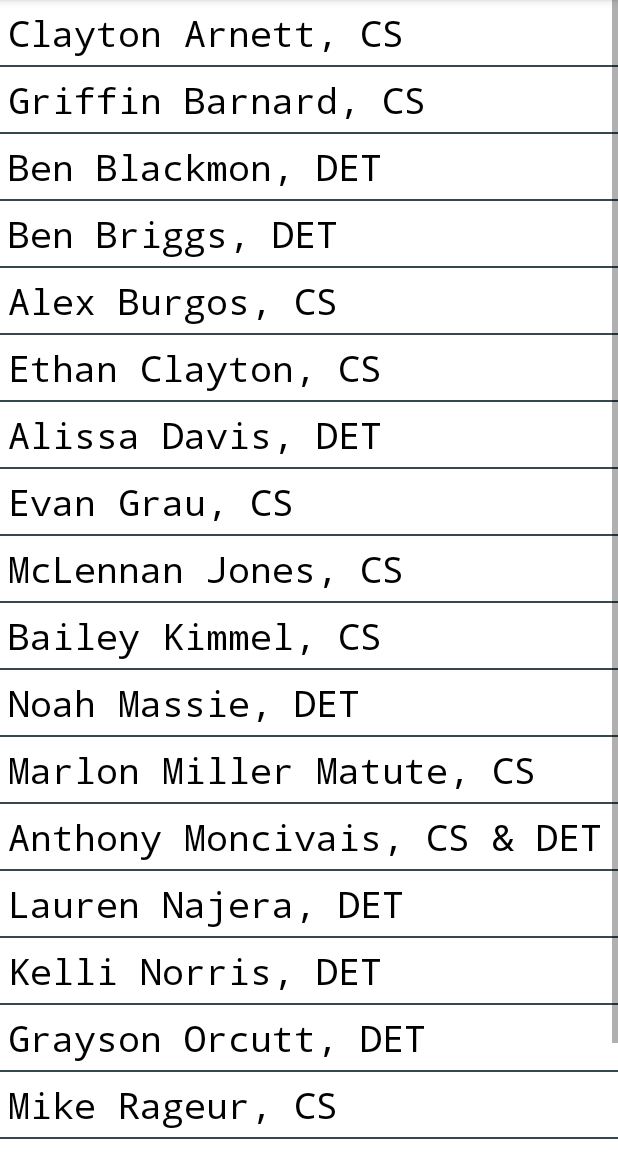
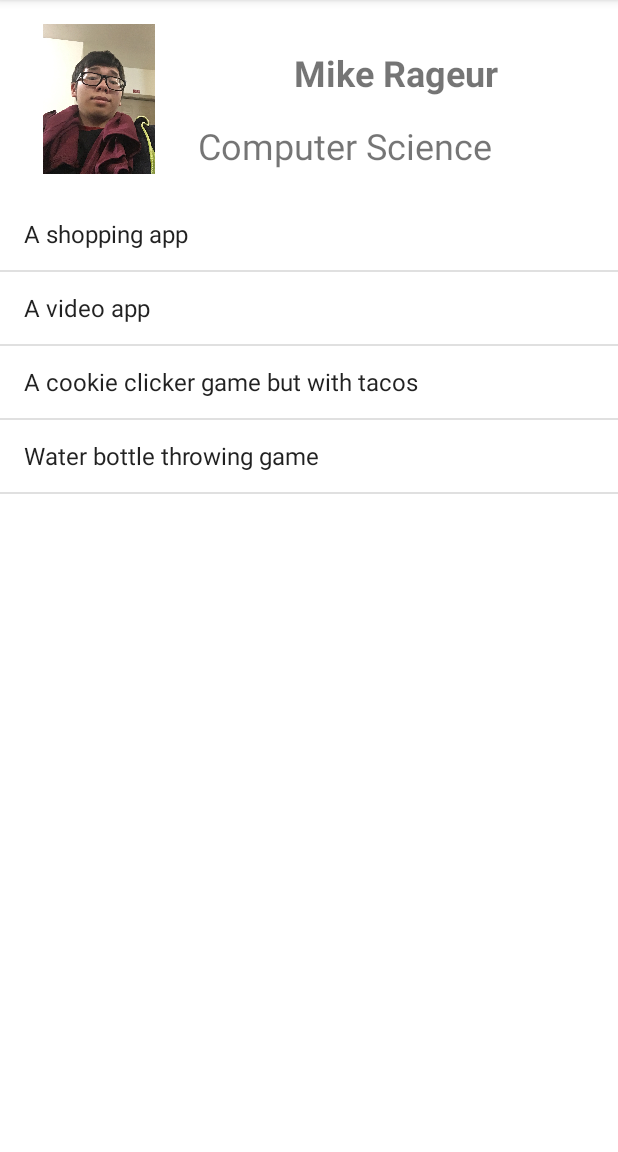
Before and after one commit to richtanner/StudentList2022, an Android app: the screen it shows after launch (MainActivity before the commit, MikeRageurActivity after it), after a tap on "Mike Rageur, CS", on a phone screen of 412 x 824 dp, the part 84-1236 px from its top. Run offline under Robolectric (Android 15) with nearby library versions, the phone set to English and light mode, and no system bars.

Commit message:
Add MikeRageurActivity.java and activity_mike_rageur.xml for my portion

```diff
--- a/app/src/main/AndroidManifest.xml
+++ b/app/src/main/AndroidManifest.xml
@@ -14,15 +14,17 @@
         android:theme="@style/Theme.StudentList2022"
         tools:targetApi="31">
         <activity
+            android:name=".MikeRageurActivity"
+            android:exported="false" />
+        <activity
             android:name=".ProfTannerActivity"
             android:exported="false"
             android:label="@string/rwt_title_bar"
             android:theme="@style/ProfTannerCustomTheme">
-        <meta-data
-            android:name="android.support.PARENT_ACTIVITY"
-            android:value=".MainActivity" />
+            <meta-data
+                android:name="android.support.PARENT_ACTIVITY"
+                android:value=".MainActivity" />
         </activity>
-
         <activity
             android:name=".SingleListItem"
             android:exported="false" />
--- a/app/src/main/java/com/example/studentlist2022/MainActivity.java
+++ b/app/src/main/java/com/example/studentlist2022/MainActivity.java
@@ -63,6 +63,11 @@ public class MainActivity extends AppCompatActivity implements AdapterView.OnIte
         /** do something cool based on the INDEX (int) of the selected item **/
         switch (position)
         {
+            case 16:
+                // by specific index
+                Toast.makeText(this, personSelected + " created the Master branch!!", Toast.LENGTH_LONG).show();
+                break;
+
             case 18:
                 // by specific index
                 Toast.makeText(this, personSelected + " created the Master branch!!", Toast.LENGTH_LONG).show();
@@ -83,5 +88,12 @@ public class MainActivity extends AppCompatActivity implements AdapterView.OnIte
             Intent intent = new Intent(context, ProfTannerActivity.class);
             context.startActivity(intent);
         }
+        else if (personSelected.equals("Mike Rageur, CS"))
+        {
+            // go to a new activity
+            Context context = simpleList.getContext();
+            Intent intent = new Intent(context, MikeRageurActivity.class);
+            context.startActivity(intent);
+        }
     }
 }
--- /dev/null
+++ b/app/src/main/java/com/example/studentlist2022/MikeRageurActivity.java
@@ -0,0 +1,29 @@
+package com.example.studentlist2022;
+
+import androidx.appcompat.app.AppCompatActivity;
+
+import android.os.Bundle;
+import android.widget.ArrayAdapter;
+import android.widget.ListView;
+
+public class MikeRageurActivity extends AppCompatActivity {
+
+    ListView languageList;
+
+    String langArray[] = {
+            "A shopping app",
+            "A video app",
+            "A cookie clicker game but with tacos",
+            "Water bottle throwing game"
+    };
+    @Override
+    protected void onCreate(Bundle savedInstanceState) {
+        super.onCreate(savedInstanceState);
+        setContentView(R.layout.activity_mike_rageur);
+
+        languageList = (ListView)findViewById(R.id.MR_ListView);
+        ArrayAdapter<String> arrayAdapter = new ArrayAdapter<String>(this, android.R.layout.simple_list_item_activated_1, langArray);
+        languageList.setAdapter(arrayAdapter);
+    }
+
+}
--- a/app/src/main/java/com/example/studentlist2022/ProfTannerActivity.java
+++ b/app/src/main/java/com/example/studentlist2022/ProfTannerActivity.java
@@ -34,7 +34,7 @@ public class ProfTannerActivity extends AppCompatActivity {
         super.onCreate(savedInstanceState);
         setContentView(R.layout.activity_prof_tanner);
 
-        languageList = (ListView)findViewById(R.id.RWT_ListView);
+        languageList = (ListView)findViewById(R.id.rwt_ListView);
         ArrayAdapter<String> arrayAdapter = new ArrayAdapter<String>(this, android.R.layout.simple_list_item_activated_1, langArray);
         languageList.setAdapter(arrayAdapter);
     }
--- /dev/null
+++ b/app/src/main/res/layout/activity_mike_rageur.xml
@@ -0,0 +1,68 @@
+<?xml version="1.0" encoding="utf-8"?>
+<androidx.constraintlayout.widget.ConstraintLayout xmlns:android="http://schemas.android.com/apk/res/android"
+    xmlns:app="http://schemas.android.com/apk/res-auto"
+    xmlns:tools="http://schemas.android.com/tools"
+    android:layout_width="match_parent"
+    android:layout_height="match_parent"
+    tools:context=".MikeRageurActivity">
+
+    <androidx.constraintlayout.widget.ConstraintLayout
+        android:layout_width="match_parent"
+        android:layout_height="match_parent"
+        tools:context=".ProfTannerActivity">
+
+        <ImageView
+            android:id="@+id/imageView"
+            android:layout_width="100dp"
+            android:layout_height="100dp"
+            android:layout_marginStart="16dp"
+            android:layout_marginTop="16dp"
+            android:contentDescription="@string/MR_name"
+            app:layout_constraintStart_toStartOf="parent"
+            app:layout_constraintTop_toTopOf="parent"
+            app:srcCompat="@drawable/selfies______copy__2_" />
+
+        <TextView
+            android:id="@+id/ReloadingText"
+            android:layout_width="wrap_content"
+            android:layout_height="wrap_content"
+            android:layout_marginStart="16dp"
+            android:layout_marginTop="32dp"
+            android:layout_marginEnd="16dp"
+            android:text="@string/MR_name"
+            android:textAlignment="viewStart"
+            android:textSize="24sp"
+            android:textStyle="bold"
+            app:layout_constraintEnd_toEndOf="parent"
+            app:layout_constraintStart_toEndOf="@+id/imageView"
+            app:layout_constraintTop_toTopOf="parent" />
+
+        <TextView
+            android:id="@+id/Reloadingtitle"
+            android:layout_width="0dp"
+            android:layout_height="0dp"
+            android:layout_marginStart="16dp"
+            android:layout_marginTop="16dp"
+            android:layout_marginEnd="16dp"
+            android:layout_marginBottom="20dp"
+            android:text="@string/MR_Title"
+            android:textAlignment="viewStart"
+            android:textSize="24sp"
+            app:layout_constraintBottom_toTopOf="@+id/MR_ListView"
+            app:layout_constraintEnd_toEndOf="parent"
+            app:layout_constraintStart_toEndOf="@+id/imageView"
+            app:layout_constraintTop_toBottomOf="@+id/ReloadingText" />
+
+        <ListView
+            android:id="@+id/MR_ListView"
+            android:layout_width="0dp"
+            android:layout_height="0dp"
+            android:layout_marginTop="16dp"
+            app:layout_constraintBottom_toBottomOf="parent"
+            app:layout_constraintEnd_toEndOf="parent"
+            app:layout_constraintStart_toStartOf="parent"
+            app:layout_constraintTop_toBottomOf="@+id/imageView" />
+
+    </androidx.constraintlayout.widget.ConstraintLayout>
+
+</androidx.constraintlayout.widget.ConstraintLayout>
--- a/app/src/main/res/layout/activity_prof_tanner.xml
+++ b/app/src/main/res/layout/activity_prof_tanner.xml
@@ -47,13 +47,15 @@
         app:layout_constraintTop_toBottomOf="@+id/ReloadingText" />
 
     <ListView
-        android:id="@+id/RWT_ListView"
+        android:id="@+id/rwt_ListView"
         android:layout_width="0dp"
         android:layout_height="0dp"
         android:layout_marginTop="16dp"
         app:layout_constraintBottom_toBottomOf="parent"
         app:layout_constraintEnd_toEndOf="parent"
+        app:layout_constraintHorizontal_bias="0.0"
         app:layout_constraintStart_toStartOf="parent"
-        app:layout_constraintTop_toBottomOf="@+id/imageView" />
+        app:layout_constraintTop_toBottomOf="@+id/imageView"
+        app:layout_constraintVertical_bias="0.0" />
 
 </androidx.constraintlayout.widget.ConstraintLayout>
--- a/app/src/main/res/values/strings.xml
+++ b/app/src/main/res/values/strings.xml
@@ -4,4 +4,6 @@
     <string name="rwt_name">Rich Tanner</string>
     <string name="rwt_title">Clinical Professor of DET</string>
     <string name="rwt_title_bar">Prof Tanner String</string>
+    <string name="MR_name">Mike Rageur</string>
+    <string name="MR_Title">Computer Science</string>
 </resources>
```
Also changed, not shown: app/src/main/res/drawable/selfies______copy__2_.JPG (added).
